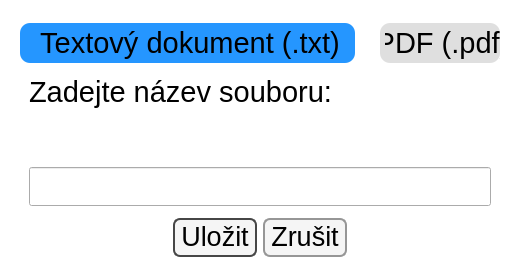
Before: the Qt Designer form stext/saveAs.ui in TarikVUT/semestral, drawn with Qt 5.
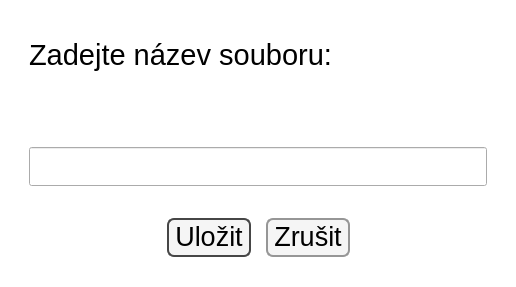
After: the same form once the commit is applied.

The edit to the form file:
```diff
--- a/stext/saveAs.ui
+++ b/stext/saveAs.ui
@@ -6,8 +6,8 @@
    <rect>
     <x>0</x>
     <y>0</y>
-    <width>505</width>
-    <height>271</height>
+    <width>516</width>
+    <height>287</height>
    </rect>
   </property>
   <property name="windowTitle">
@@ -68,92 +68,12 @@
    <item>
     <widget class="QWidget" name="widget_2" native="true">
      <layout class="QVBoxLayout" name="verticalLayout_2">
-      <item>
-       <widget class="QWidget" name="widget" native="true">
-        <layout class="QHBoxLayout" name="horizontalLayout">
-         <property name="spacing">
-          <number>25</number>
-         </property>
-         <property name="leftMargin">
-          <number>0</number>
-         </property>
-         <property name="topMargin">
-          <number>3</number>
-         </property>
-         <property name="rightMargin">
-          <number>0</number>
-         </property>
-         <property name="bottomMargin">
-          <number>3</number>
-         </property>
-         <item>
-          <widget class="QPushButton" name="btnTXT">
-           <property name="minimumSize">
-            <size>
-             <width>335</width>
-             <height>40</height>
-            </size>
-           </property>
-           <property name="maximumSize">
-            <size>
-             <width>1000</width>
-             <height>48</height>
-            </size>
-           </property>
-           <property name="font">
-            <font>
-             <family>Segoe UI</family>
-             <pointsize>22</pointsize>
-            </font>
-           </property>
-           <property name="text">
-            <string>Textový dokument (.txt)</string>
-           </property>
-           <property name="checkable">
-            <bool>true</bool>
-           </property>
-           <property name="checked">
-            <bool>true</bool>
-           </property>
-           <property name="autoExclusive">
-            <bool>true</bool>
-           </property>
-          </widget>
-         </item>
-         <item>
-          <widget class="QPushButton" name="btnPDF">
-           <property name="minimumSize">
-            <size>
-             <width>120</width>
-             <height>40</height>
-            </size>
-           </property>
-           <property name="maximumSize">
-            <size>
-             <width>1000</width>
-             <height>48</height>
-            </size>
-           </property>
-           <property name="font">
-            <font>
-             <family>Segoe UI</family>
-             <pointsize>22</pointsize>
-            </font>
-           </property>
-           <property name="text">
-            <string>PDF (.pdf)</string>
-           </property>
-           <property name="checkable">
-            <bool>true</bool>
-           </property>
-           <property name="autoExclusive">
-            <bool>true</bool>
-           </property>
-          </widget>
-         </item>
-        </layout>
-       </widget>
-      </item>
+      <property name="spacing">
+       <number>2</number>
+      </property>
+      <property name="bottomMargin">
+       <number>4</number>
+      </property>
       <item>
        <widget class="QWidget" name="widget_5" native="true">
         <layout class="QHBoxLayout" name="horizontalLayout_4">
@@ -188,6 +108,9 @@
          </size>
         </property>
         <layout class="QHBoxLayout" name="horizontalLayout_2">
+         <property name="bottomMargin">
+          <number>0</number>
+         </property>
          <item>
           <widget class="QLabel" name="lblError">
            <property name="font">
@@ -231,6 +154,9 @@
       <item>
        <widget class="QWidget" name="widget_3" native="true">
         <layout class="QHBoxLayout" name="horizontalLayout_3">
+         <property name="spacing">
+          <number>15</number>
+         </property>
          <property name="topMargin">
           <number>3</number>
          </property>
```
Left out of the diff: 2 changed lines with no effect on the pictures.
